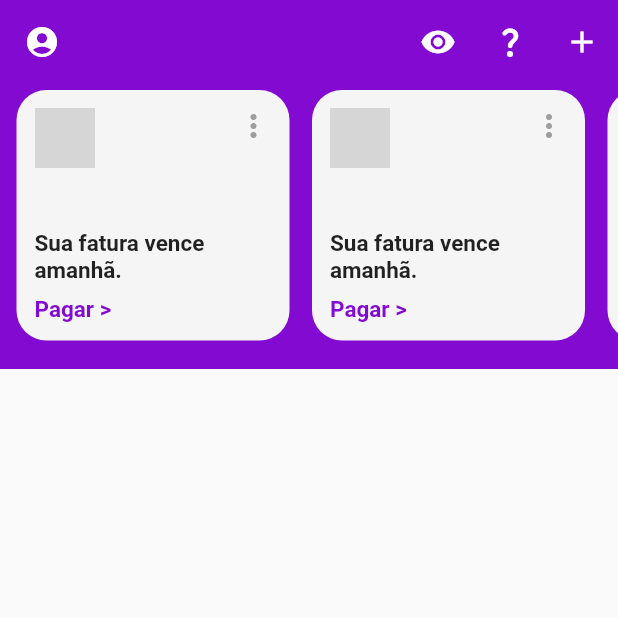
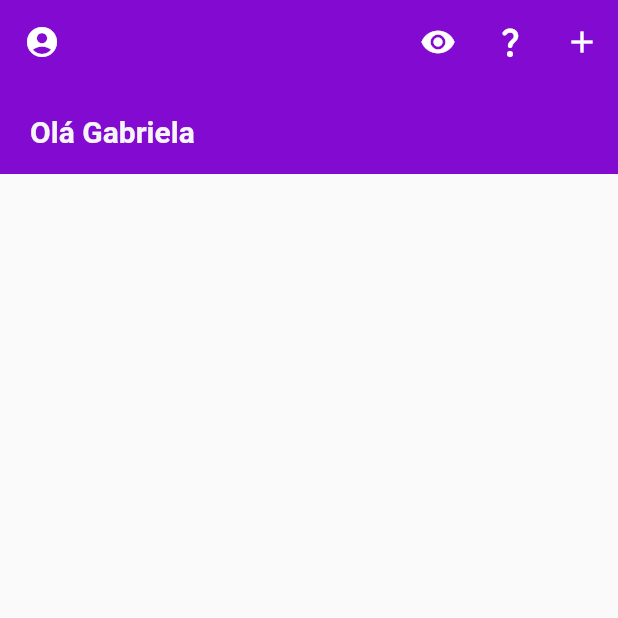
Before and after one commit to otavio-fevereiro/bank, a Flutter app: the screen it shows after launch, after a tap on the "account circle" icon, on a phone screen of 412 x 824 dp, the top half of it. Run offline on Flutter 3.47's test engine with Material 2 defaults, Android fonts, the phone set to English and light mode, and no system bars; missing offline and left inert: dart:ffi; network calls fail; grey boxes are pictures that could not be loaded.

Commit message:
transition

```diff
--- a/lib/main.dart
+++ b/lib/main.dart
@@ -1,7 +1,6 @@
-import 'dart:ffi';
-
 import 'package:bank/cards_model.dart';
 import 'package:flutter/material.dart';
+import 'package:bank/transition.dart';
 import 'app_colors.dart';
 import 'dart:math' as math;
 
@@ -54,11 +53,36 @@ void main() {
             )
           ],
         ),
-        body: NowDash(
-          hello: "Olá Gabriela",
-          loading: "Você tem ${cards.length} notificações",
-          cards: cards,
+        body: Container(
+          color: AppColors.purple,
+          child: TransitionsContainer(
+            duration: const Duration(seconds: 5),
+            children: [
+              TransitionWidget(
+                outCurve: const Interval(0.35, 0.4),
+                height: 60,
+                child: const Hello(text: "Olá Gabriela"),
               ),
+              TransitionWidget(
+                inCurve: const Interval(0.4, 0.45),
+                outCurve: const Interval(0.75, 0.8),
+                height: 60,
+                child: Hello(text: "Você tem ${cards.length} sugestões"),
+              ),
+              TransitionWidget(
+                inCurve: const Interval(0.9, 1),
+                child: Cards(cards: cards),
+                height: 154,
+              ),
+            ],
+          ),
+        ),
+
+        // NowDash(
+        //   hello: "Olá Gabriela",
+        //   loading: "Você tem ${cards.length} notificações",
+        //   cards: cards,
+        // ),
       ),
     ),
   );
@@ -95,12 +119,12 @@ class _NowDashState extends State<NowDash> with SingleTickerProviderStateMixin {
   void initState() {
     controller = AnimationController(
       vsync: this,
-      duration: const Duration(milliseconds: 5000),
+      duration: const Duration(seconds: 2),
     );
 
     heightAnimation = Tween(
       begin: 80.0,
-      end: 190.0,
+      end: 156.0,
     ).animate(
       CurvedAnimation(
         parent: controller,
@@ -292,7 +316,9 @@ class Hello extends StatelessWidget {
 
   @override
   Widget build(BuildContext context) {
-    return Padding(
+    return SizedBox(
+      height: 60,
+      child: Padding(
         padding: const EdgeInsets.all(20),
         child: Text(
           text,
@@ -300,6 +326,7 @@ class Hello extends StatelessWidget {
             color: AppColors.withe,
             fontWeight: FontWeight.bold,
             fontSize: 20,
+          ),
         ),
       ),
     );
@@ -340,7 +367,8 @@ class NuCard extends StatelessWidget {
         ),
       ),
       child: Container(
-        width: 182,
+        width: 156,
+        height: 114,
         padding: const EdgeInsets.all(12),
         child: Column(
           mainAxisAlignment: MainAxisAlignment.end,
--- /dev/null
+++ b/lib/transition.dart
@@ -0,0 +1,212 @@
+import 'dart:ffi';
+
+import 'package:bank/cards_model.dart';
+import 'package:flutter/material.dart';
+import 'app_colors.dart';
+import 'dart:math' as math;
+
+class TransitionsContainer extends StatefulWidget {
+  final List<TransitionWidget> children;
+  final Duration duration;
+
+  const TransitionsContainer({
+    Key? key,
+    required this.duration,
+    this.children = const <TransitionWidget>[],
+  }) : super(
+          key: key,
+        );
+
+  @override
+  State<StatefulWidget> createState() => TransitionsState();
+}
+
+class TransitionsState extends State<TransitionsContainer>
+    with SingleTickerProviderStateMixin {
+  late AnimationController controller;
+  late List<Animation<double>?> outAnimations;
+  late List<Animation<double>?> inAnimations;
+  late Animation<double> heightAnimation;
+
+  @override
+  void initState() {
+    controller = AnimationController(
+      vsync: this,
+      duration: widget.duration,
+    );
+
+    inAnimations = _getInAnimations().toList();
+    outAnimations = _getOutAnimations().toList();
+    heightAnimation = _getHeightAnimation();
+
+    //controller.forward();
+    super.initState();
+  }
+
+  @override
+  Widget build(BuildContext context) {
+    return GestureDetector(
+      onTap: _toggleBottomSheet,
+      child: LayoutBuilder(
+        builder: (context, constraints) => AnimatedBuilder(
+          animation: controller,
+          builder: (context, child) => SizedBox(
+            height: heightAnimation.value,
+            child: Stack(
+              children: _getChildren().toList(),
+            ),
+          ),
+        ),
+      ),
+    );
+  }
+
+  @override
+  void dispose() {
+    super.dispose();
+    controller.dispose();
+  }
+
+  Iterable<Widget> _getChildren() sync* {
+    int index = 0;
+    for (var widget in widget.children) {
+      var inAnimation = inAnimations[index];
+      var outAnimation = outAnimations[index];
+      Widget opacity;
+
+      if (inAnimation != null && outAnimation != null) {
+        opacity = Opacity(
+          opacity: inAnimation.value,
+          child: Opacity(
+            opacity: outAnimation.value,
+            child: widget.child,
+          ),
+        );
+      } else if (inAnimation != null && outAnimation == null) {
+        opacity = Opacity(
+          opacity: inAnimation.value,
+          child: widget.child,
+        );
+      } else if (inAnimation == null && outAnimation != null) {
+        opacity = Opacity(
+          opacity: outAnimation.value,
+          child: widget.child,
+        );
+      } else {
+        opacity = widget.child;
+      }
+
+      yield opacity;
+
+      index++;
+    }
+  }
+
+  Animation<double> _getHeightAnimation() {
+    Iterable<TweenSequenceItem<double>> _getSequence() sync* {
+      var last = widget.children.first;
+      for (var widget in widget.children) {
+        double runningWeight = widget.weight * 0.20;
+        double waitingWeight = widget.weight - runningWeight;
+
+        yield TweenSequenceItem(
+          tween: Tween(begin: last.height, end: widget.height),
+          weight: runningWeight,
+        );
+
+        yield TweenSequenceItem(
+          tween: Tween(begin: widget.height, end: widget.height),
+          weight: waitingWeight,
+        );
+        last = widget;
+      }
+    }
+
+    var sequence = TweenSequence(_getSequence().toList());
+
+    return sequence.animate(CurvedAnimation(
+      parent: controller,
+      curve: const Interval(0, 1, curve: Curves.linear),
+    ));
+  }
+
+  Iterable<Animation<double>?> _getInAnimations() sync* {
+    for (var child in widget.children) {
+      if (child.inCurve == null) {
+        yield null;
+      } else {
+        yield Tween<double>(
+          begin: 0,
+          end: 1,
+        ).animate(
+          CurvedAnimation(
+            parent: controller,
+            curve: child.inCurve!,
+          ),
+        );
+      }
+    }
+  }
+
+  Iterable<Animation<double>?> _getOutAnimations() sync* {
+    for (var child in widget.children) {
+      if (child.outCurve == null) {
+        yield null;
+      } else {
+        yield Tween<double>(
+          begin: 1,
+          end: 0,
+        ).animate(
+          CurvedAnimation(
+            parent: controller,
+            curve: child.outCurve!,
+          ),
+        );
+      }
+    }
+  }
+
+  _toggleBottomSheet() {
+    if (!controller.isAnimating) {
+      if (controller.isDismissed) {
+        controller.forward();
+      } else {
+        controller.reset();
+      }
+    }
+  }
+}
+
+class TransitionWidget {
+  final Interval? inCurve;
+  final Interval? outCurve;
+  final double height;
+  final Widget child;
+  late double weight;
+
+  TransitionWidget({
+    this.inCurve,
+    this.outCurve,
+    required this.height,
+    required this.child,
+  }) {
+    weight = _getWeight();
+  }
+
+  double _getWeight() {
+    double begin = 0;
+    double end = 0;
+
+    if (inCurve != null) {
+      begin = inCurve!.begin;
+    }
+
+    if (outCurve == null && inCurve != null) {
+      end = inCurve!.end;
+    } else {
+      end = outCurve!.end;
+    }
+
+    return (end - begin) * 100;
+  }
+}
```
Lines whose indentation alone changed are shown as unchanged.
